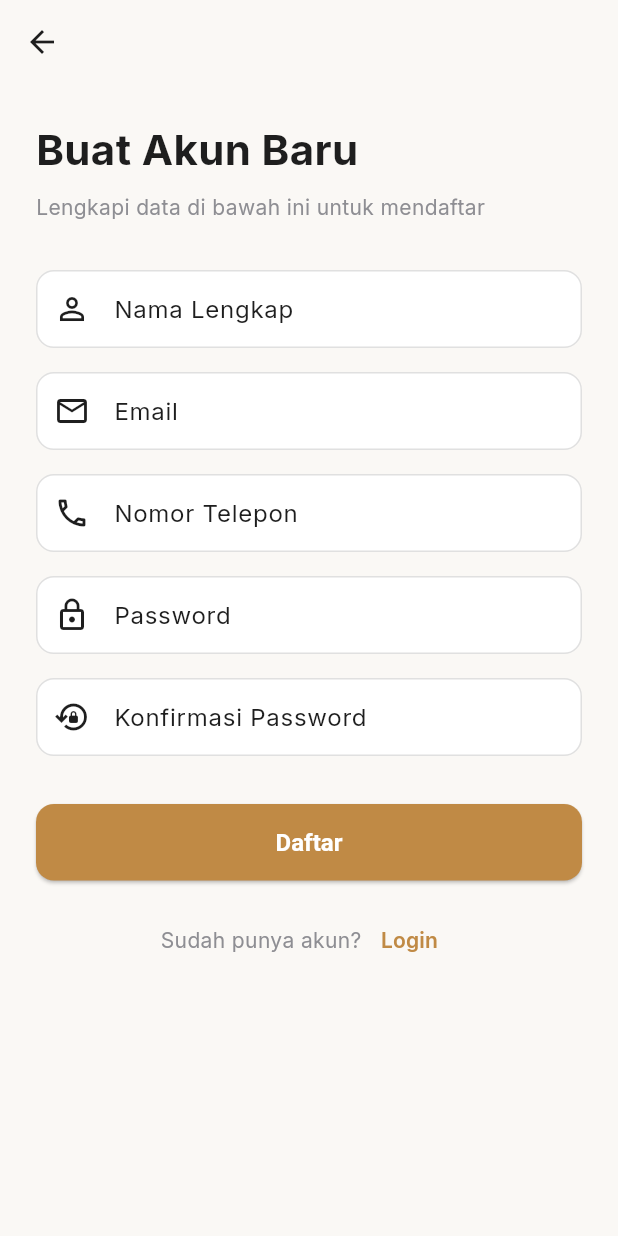
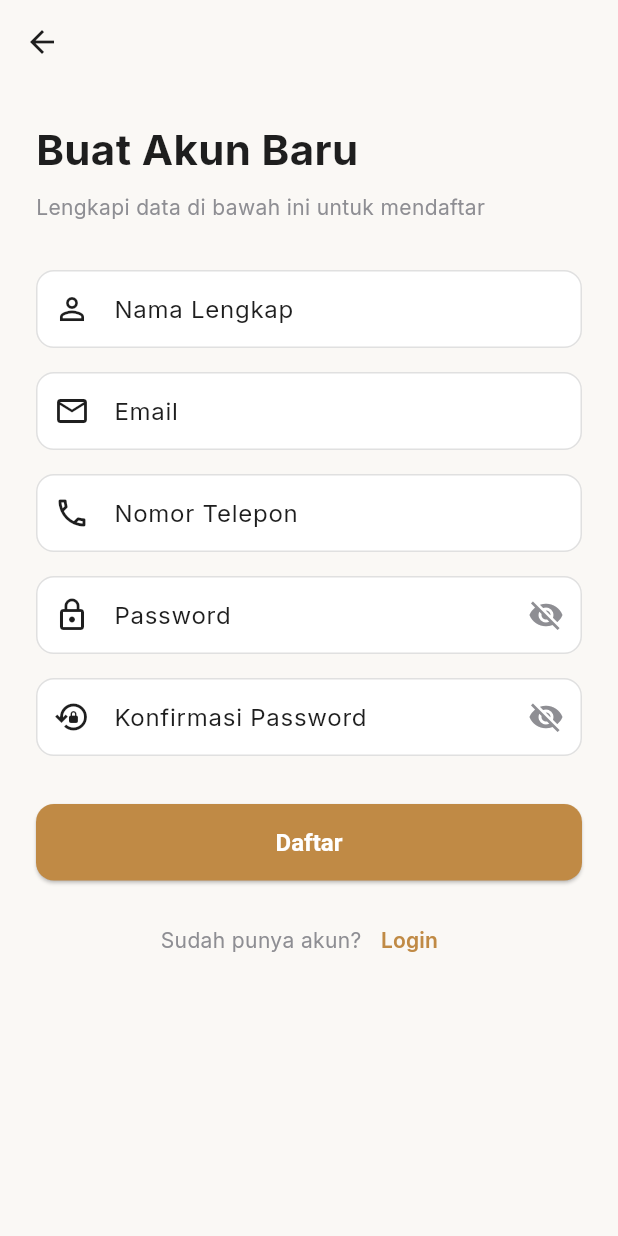
Before and after one commit to Alya-sriananda/NRelazion-Resto-mobile, a Flutter app: the screen it shows after launch, after a tap on "Login", after a tap on "Daftar Sekarang", on a phone screen of 412 x 824 dp. Run offline on Flutter 3.47's test engine with Material 3 defaults, Android fonts, the phone set to English and light mode, and no system bars; our stand-ins replace fl_chart, google_fonts, shared_preferences; accounts and stored records are empty; network calls fail.

Commit message:
ganti alert messege user

```diff
--- a/lib/screens/auth/login_screen.dart
+++ b/lib/screens/auth/login_screen.dart
@@ -14,6 +14,7 @@ class _LoginScreenState extends State<LoginScreen> {
   final _formKey = GlobalKey<FormState>();
   final _emailController = TextEditingController();
   final _passwordController = TextEditingController();
+  bool _obscurePassword = true;
 
   @override
   void dispose() {
@@ -31,7 +32,12 @@ class _LoginScreenState extends State<LoginScreen> {
       );
 
       if (success && mounted) {
-        final role = authProvider.currentUser?.role.toLowerCase();
+        final user = authProvider.currentUser;
+        ScaffoldMessenger.of(context).showSnackBar(
+          SnackBar(content: Text('Selamat Datang Kembali, ${user?.nama}')),
+        );
+
+        final role = user?.role.toLowerCase();
         if (role == 'admin') {
           Navigator.pushReplacementNamed(context, '/adminDashboard');
         } else if (role == 'kasir') {
@@ -100,10 +106,21 @@ class _LoginScreenState extends State<LoginScreen> {
                 const SizedBox(height: 16),
                 TextFormField(
                   controller: _passwordController,
-                  obscureText: true,
-                  decoration: const InputDecoration(
+                  obscureText: _obscurePassword,
+                  decoration: InputDecoration(
                     labelText: 'Password',
-                    prefixIcon: Icon(Icons.lock_outline),
+                    prefixIcon: const Icon(Icons.lock_outline),
+                    suffixIcon: IconButton(
+                      icon: Icon(
+                        _obscurePassword ? Icons.visibility_off : Icons.visibility,
+                        color: AppColors.gray,
+                      ),
+                      onPressed: () {
+                        setState(() {
+                          _obscurePassword = !_obscurePassword;
+                        });
+                      },
+                    ),
                   ),
                   validator: (value) =>
                       value == null || value.isEmpty ? 'Password wajib diisi' : null,
--- a/lib/screens/auth/register_screen.dart
+++ b/lib/screens/auth/register_screen.dart
@@ -17,6 +17,8 @@ class _RegisterScreenState extends State<RegisterScreen> {
   final _phoneController = TextEditingController();
   final _passwordController = TextEditingController();
   final _confirmPasswordController = TextEditingController();
+  bool _obscurePassword = true;
+  bool _obscureConfirmPassword = true;
 
   @override
   void dispose() {
@@ -47,7 +49,7 @@ class _RegisterScreenState extends State<RegisterScreen> {
 
       if (success && mounted) {
         ScaffoldMessenger.of(context).showSnackBar(
-          const SnackBar(content: Text('Registrasi berhasil! Silakan login')),
+          SnackBar(content: Text('Selamat datang, ${_namaController.text}')),
         );
         Navigator.pop(context);
       } else if (mounted) {
@@ -124,10 +126,21 @@ class _RegisterScreenState extends State<RegisterScreen> {
               const SizedBox(height: 16),
               TextFormField(
                 controller: _passwordController,
-                obscureText: true,
-                decoration: const InputDecoration(
+                obscureText: _obscurePassword,
+                decoration: InputDecoration(
                   labelText: 'Password',
-                  prefixIcon: Icon(Icons.lock_outline),
+                  prefixIcon: const Icon(Icons.lock_outline),
+                  suffixIcon: IconButton(
+                    icon: Icon(
+                      _obscurePassword ? Icons.visibility_off : Icons.visibility,
+                      color: AppColors.gray,
+                    ),
+                    onPressed: () {
+                      setState(() {
+                        _obscurePassword = !_obscurePassword;
+                      });
+                    },
+                  ),
                 ),
                 validator: (value) =>
                     value == null || value.isEmpty ? 'Password wajib diisi' : null,
@@ -135,10 +148,21 @@ class _RegisterScreenState extends State<RegisterScreen> {
               const SizedBox(height: 16),
               TextFormField(
                 controller: _confirmPasswordController,
-                obscureText: true,
-                decoration: const InputDecoration(
+                obscureText: _obscureConfirmPassword,
+                decoration: InputDecoration(
                   labelText: 'Konfirmasi Password',
-                  prefixIcon: Icon(Icons.lock_reset_outlined),
+                  prefixIcon: const Icon(Icons.lock_reset_outlined),
+                  suffixIcon: IconButton(
+                    icon: Icon(
+                      _obscureConfirmPassword ? Icons.visibility_off : Icons.visibility,
+                      color: AppColors.gray,
+                    ),
+                    onPressed: () {
+                      setState(() {
+                        _obscureConfirmPassword = !_obscureConfirmPassword;
+                      });
+                    },
+                  ),
                 ),
                 validator: (value) =>
                     value == null || value.isEmpty ? 'Konfirmasi password wajib diisi' : null,
```
Also changed, not shown: lib/screens/admin/admin_user_screen.dart (+24 -1 lines).
